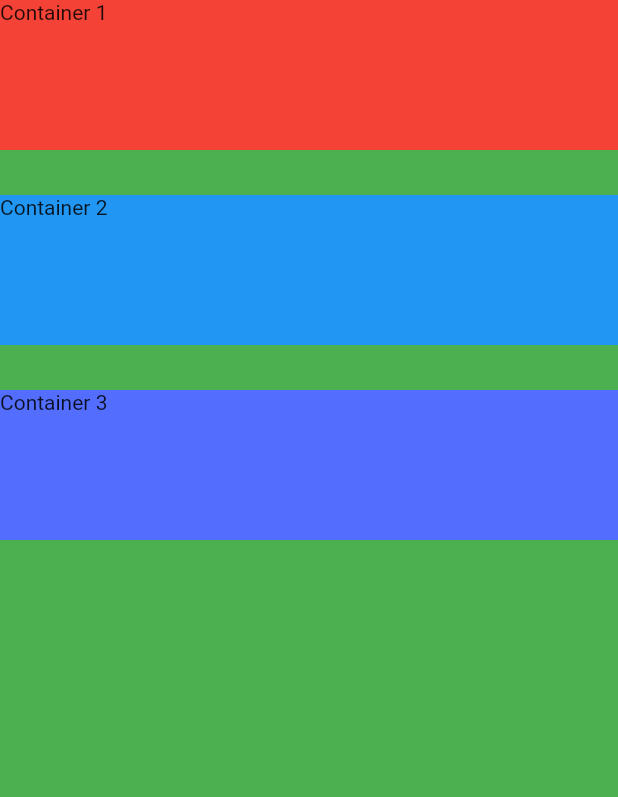
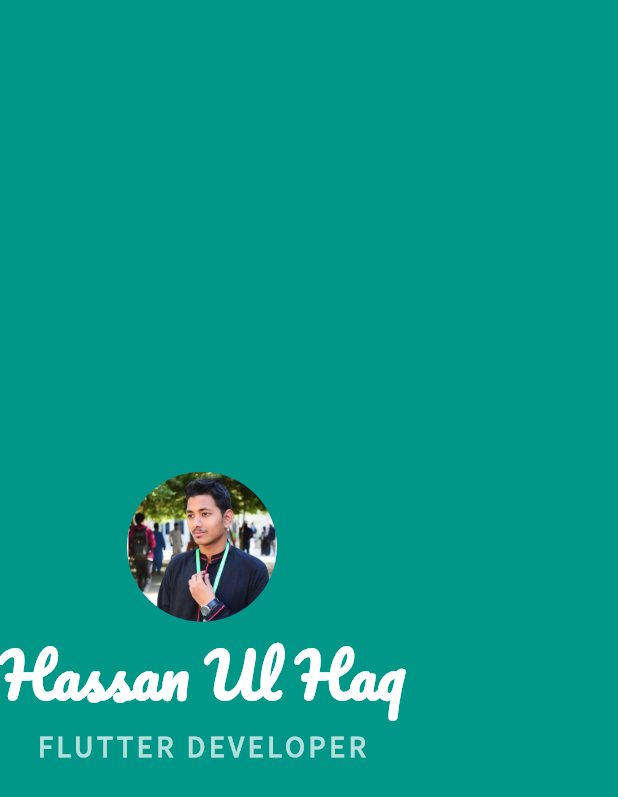
Before and after one commit to Hassanulhaq52/Mi-Card-Flutter, a Flutter app: the screen it shows after launch, on a phone screen of 412 x 824 dp. Shown: the top 797 px of the screen. Run offline on Flutter 3.47's test engine with Material 2 defaults, Android fonts, the phone set to English and light mode, and no system bars.

Commit message:
Incorporating Custom fonts in our App.

```diff
--- a/lib/main.dart
+++ b/lib/main.dart
@@ -9,29 +9,40 @@ class MyApp extends StatelessWidget {
   Widget build(BuildContext context) {
     return MaterialApp(
       home: Scaffold(
-        backgroundColor: Colors.green,
+        backgroundColor: Colors.teal,
         body: SafeArea(
-            child: Column(
-              crossAxisAlignment: CrossAxisAlignment.stretch,
-                children: <Widget>[
-          Container(
-            height: 100.0,
-            color: Colors.red,
-            child: Text('Container 1'),
+          child: Column(
+            mainAxisAlignment: MainAxisAlignment.center,
+            children: <Widget>[
+              CircleAvatar(
+                radius: 50.0,
+                backgroundImage: AssetImage('images/my-picture-full.jpg'),
+              ),
+              Text(
+                'Hassan Ul Haq',
+                style: TextStyle(
+                  fontFamily: 'Pacifico',
+                  color: Colors.white,
+                  fontSize: 40.0,
+                  fontWeight: FontWeight.bold,
+                ),
+              ),
+              Text(
+                'FLUTTER DEVELOPER',
+                style: TextStyle(
+                  fontFamily: 'Source Sans Pro',
+                  fontSize: 20.0,
+                  color: Colors.teal.shade100,
+                  letterSpacing: 2.5,
+                  fontWeight: FontWeight.bold,
+
+
+                  // fontWeight: FontWeight.bold,
+                ),
+              ),
+            ],
           ),
-          SizedBox(height: 30.0),
-          Container(
-            height: 100.0,
-            color: Colors.blue,
-            child: Text('Container 2'),
-          ),
-          SizedBox(height: 30.0),
-          Container(
-            height: 100.0,
-            color: Colors.indigoAccent,
-            child: Text('Container 3'),
-          ),
-        ])),
+        ),
       ),
     );
   }
```
Also changed, not shown: pubspec.yaml (+12 -46 lines), fonts/Pacifico-Regular.ttf (added), fonts/SourceSansPro-Bold.ttf (added), fonts/SourceSansPro-Light.ttf (added), fonts/SourceSansPro-Regular.ttf (added), images/my-picture-full.jpg (added), 10 other files.
